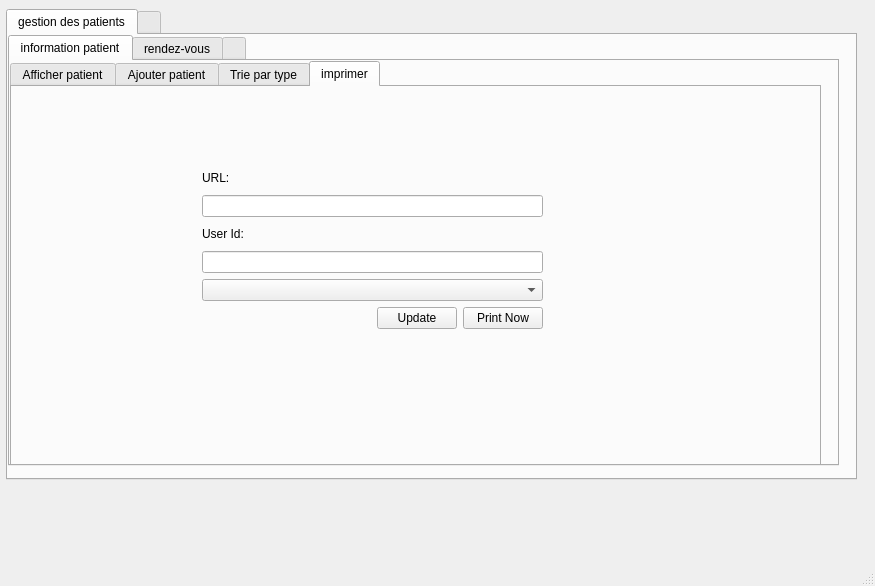
Above: Desktop/2A12/project c++/qt/E-Clinic/mainwindow.ui from zeineb-eya/E-Health_care_2A12 before the change. Below: the same form after it.
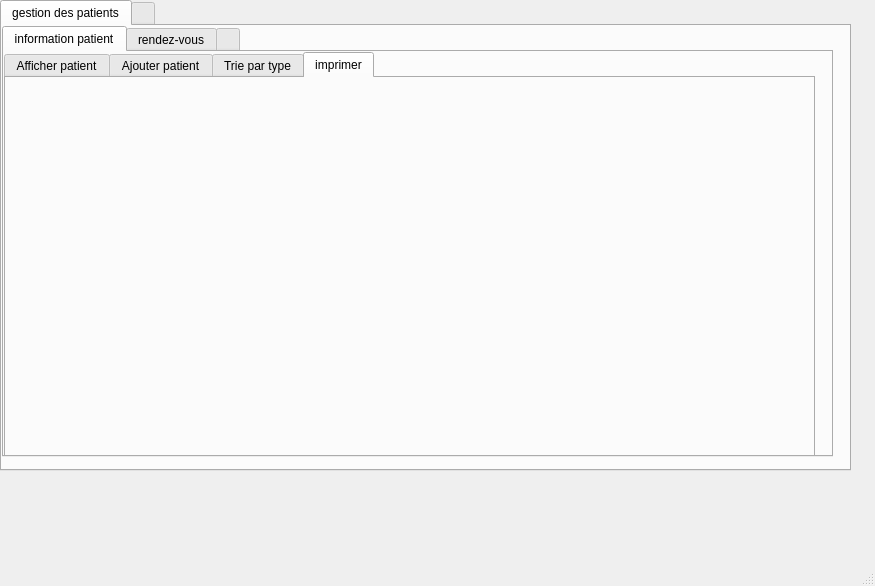
That is the form after the change. The open tabs and pages were chosen to show the change. Icons and pictures are not drawn.

Patch:
```diff
--- a/Desktop/2A12/project c++/qt/E-Clinic/mainwindow.ui
+++ b/Desktop/2A12/project c++/qt/E-Clinic/mainwindow.ui
@@ -17,8 +17,8 @@
    <widget class="QTabWidget" name="tabWidget">
     <property name="geometry">
      <rect>
-      <x>6</x>
-      <y>9</y>
+      <x>0</x>
+      <y>0</y>
       <width>851</width>
       <height>471</height>
      </rect>
@@ -1762,72 +1762,6 @@
          <attribute name="title">
           <string>imprimer</string>
          </attribute>
-         <widget class="QWidget" name="verticalLayoutWidget">
-          <property name="geometry">
-           <rect>
-            <x>190</x>
-            <y>80</y>
-            <width>341</width>
-            <height>162</height>
-           </rect>
-          </property>
-          <layout class="QVBoxLayout" name="verticalLayout">
-           <item>
-            <widget class="QLabel" name="label_2">
-             <property name="text">
-              <string>URL:</string>
-             </property>
-            </widget>
-           </item>
-           <item>
-            <widget class="QLineEdit" name="urlEdit"/>
-           </item>
-           <item>
-            <widget class="QLabel" name="label">
-             <property name="text">
-              <string>User Id:</string>
-             </property>
-            </widget>
-           </item>
-           <item>
-            <widget class="QLineEdit" name="userIdEdit"/>
-           </item>
-           <item>
-            <widget class="QComboBox" name="printerComboBox"/>
-           </item>
-           <item>
-            <layout class="QHBoxLayout" name="horizontalLayout">
-             <item>
-              <spacer name="horizontalSpacer_2">
-               <property name="orientation">
-                <enum>Qt::Horizontal</enum>
-               </property>
-               <property name="sizeHint" stdset="0">
-                <size>
-                 <width>40</width>
-                 <height>20</height>
-                </size>
-               </property>
-              </spacer>
-             </item>
-             <item>
-              <widget class="QPushButton" name="updateButton">
-               <property name="text">
-                <string>Update</string>
-               </property>
-              </widget>
-             </item>
-             <item>
-              <widget class="QPushButton" name="printNowButton">
-               <property name="text">
-                <string>Print Now</string>
-               </property>
-              </widget>
-             </item>
-            </layout>
-           </item>
-          </layout>
-         </widget>
         </widget>
        </widget>
       </widget>
@@ -2674,7 +2608,7 @@
       </widget>
      </widget>
     </widget>
-    <widget class="QWidget" name="widget">
+    <widget class="QWidget" name="widget_2">
      <attribute name="title">
       <string/>
      </attribute>
```
Left out of the diff: 26 changed lines with no effect on the pictures.
